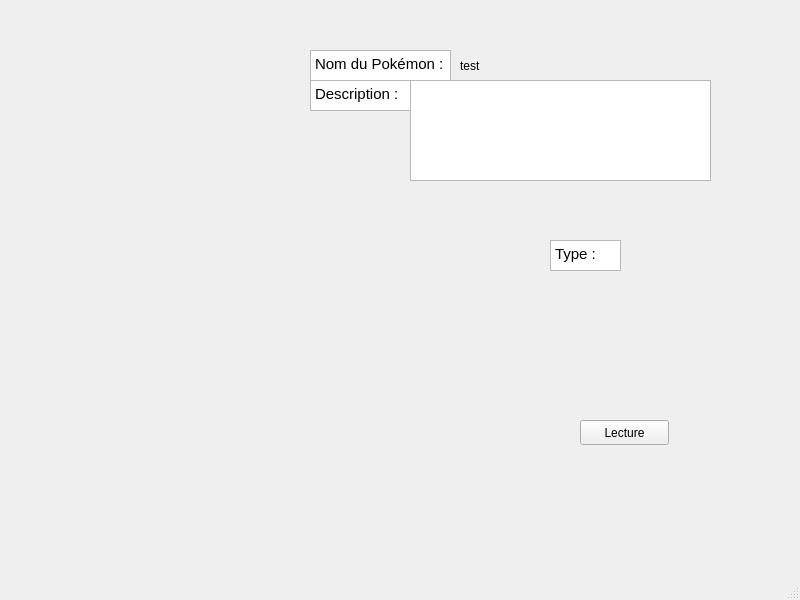
The window that PokeGestion/gestion_page_tab.ui (Senqen/GestionPokemon) describes before a commit, drawn with Qt 5.
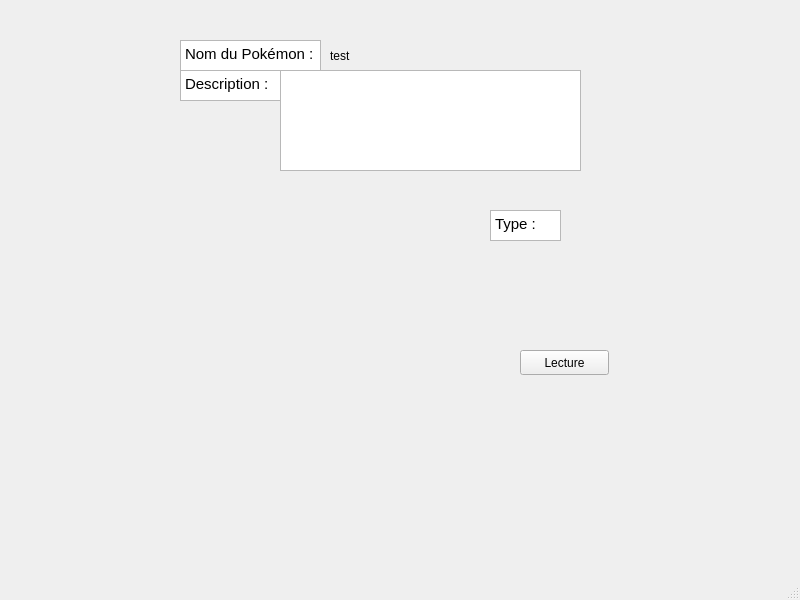
The same window after the commit.

```diff
--- a/PokeGestion/gestion_page_tab.ui
+++ b/PokeGestion/gestion_page_tab.ui
@@ -17,8 +17,8 @@
    <widget class="QTextBrowser" name="textBrowser_3">
     <property name="geometry">
      <rect>
-      <x>310</x>
-      <y>80</y>
+      <x>180</x>
+      <y>70</y>
       <width>101</width>
       <height>31</height>
      </rect>
@@ -37,8 +37,8 @@
    <widget class="QWidget" name="horizontalLayoutWidget">
     <property name="geometry">
      <rect>
-      <x>550</x>
-      <y>270</y>
+      <x>490</x>
+      <y>240</y>
       <width>194</width>
       <height>31</height>
      </rect>
@@ -63,8 +63,8 @@
    <widget class="QTextBrowser" name="textBrowser">
     <property name="geometry">
      <rect>
-      <x>310</x>
-      <y>50</y>
+      <x>180</x>
+      <y>40</y>
       <width>141</width>
       <height>31</height>
      </rect>
@@ -89,8 +89,8 @@
    <widget class="QTextBrowser" name="textBrowser_2">
     <property name="geometry">
      <rect>
-      <x>550</x>
-      <y>240</y>
+      <x>490</x>
+      <y>210</y>
       <width>71</width>
       <height>31</height>
      </rect>
@@ -109,8 +109,8 @@
    <widget class="QLabel" name="label_name">
     <property name="geometry">
      <rect>
-      <x>460</x>
-      <y>50</y>
+      <x>330</x>
+      <y>40</y>
       <width>250</width>
       <height>31</height>
      </rect>
@@ -122,8 +122,8 @@
    <widget class="QLabel" name="label_image">
     <property name="geometry">
      <rect>
-      <x>110</x>
-      <y>240</y>
+      <x>90</x>
+      <y>220</y>
       <width>261</width>
       <height>241</height>
      </rect>
@@ -135,8 +135,8 @@
    <widget class="QPushButton" name="pushButton_4">
     <property name="geometry">
      <rect>
-      <x>580</x>
-      <y>420</y>
+      <x>520</x>
+      <y>350</y>
       <width>89</width>
       <height>25</height>
      </rect>
@@ -148,8 +148,8 @@
    <widget class="QTextBrowser" name="textEdit_description">
     <property name="geometry">
      <rect>
-      <x>410</x>
-      <y>80</y>
+      <x>280</x>
+      <y>70</y>
       <width>301</width>
       <height>101</height>
      </rect>
```
